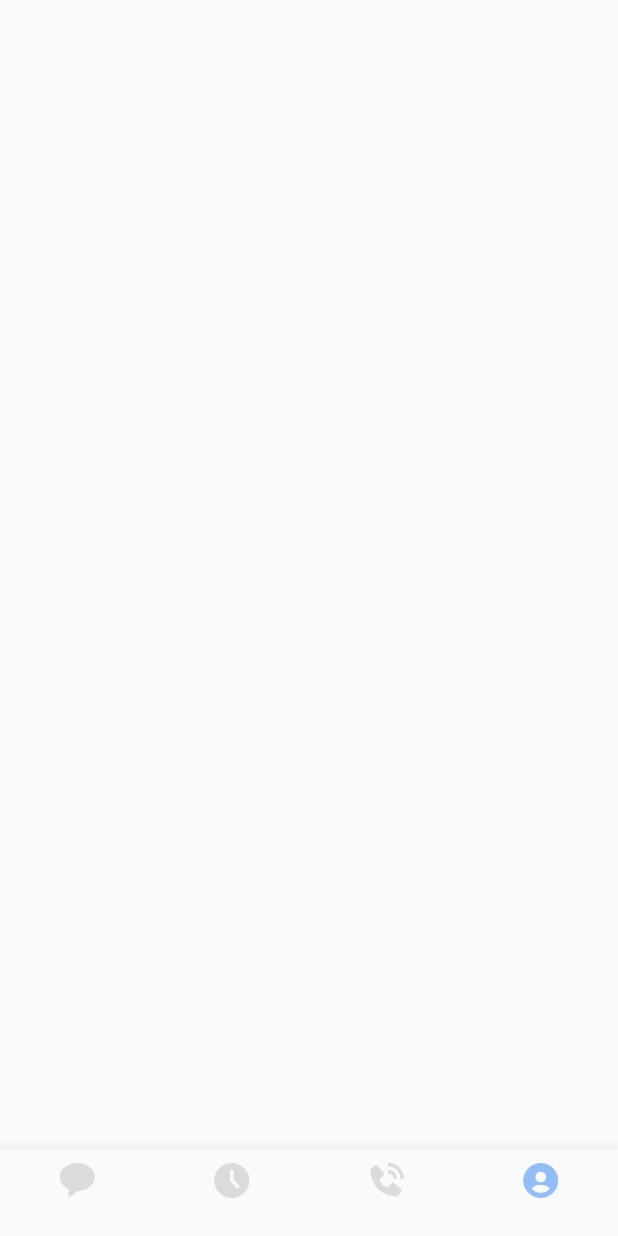
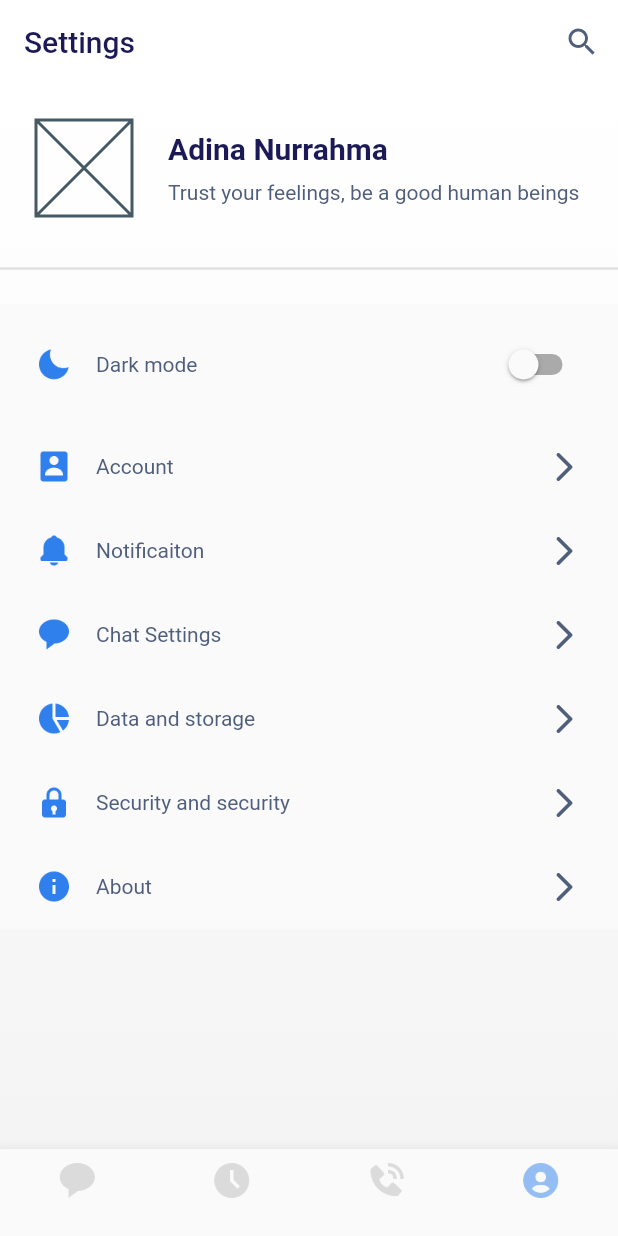
Before and after one commit to mfshobur/chat-app, a Flutter app: the HomePage screen opened directly, item 4 of the bottom bar chosen, on a phone screen of 412 x 824 dp. Run offline on Flutter 3.47's test engine with Material 2 defaults, Android fonts, the phone set to English and light mode, and no system bars; our stand-ins replace firebase_core; accounts and stored records are empty.

Commit message:
add settings screen

```diff
--- a/lib/core/theme/theme.dart
+++ b/lib/core/theme/theme.dart
@@ -18,10 +18,12 @@ Color backgroundGradient = const Color(0xfff4f4f4);
 class AppTheme {
   static final ThemeData theme = ThemeData(
     colorScheme: ColorScheme.light(
-      primary: Color(0xff2F80ED),
+      background: Colors.white,
+      onBackground: textPrimary,
+      primary: const Color(0xff2F80ED),
       onPrimary: Colors.white,
       surface: Colors.white,
-      surfaceVariant: Color.fromARGB(255, 218, 218, 219),
+      surfaceVariant: const Color.fromARGB(255, 218, 218, 219),
       onSurfaceVariant: textPrimary,
       onSurface: textSecondary,
     ),
--- a/lib/features/chat_app/presentation/pages/chat_screen.dart
+++ b/lib/features/chat_app/presentation/pages/chat_screen.dart
@@ -59,17 +59,17 @@ class _ChatScreenState extends State<ChatScreen> {
             Navigator.push(
               context,
               MaterialPageRoute(
-                builder: (context) => FriendsProfilePage(),
+                builder: (context) => const FriendsProfilePage(),
               ),
             );
           },
           child: Row(
             children: [
-              Placeholder(
+              const Placeholder(
                 fallbackHeight: 48,
                 fallbackWidth: 48,
               ),
-              SizedBox(
+              const SizedBox(
                 width: 10,
               ),
               Column(
@@ -129,23 +129,23 @@ class _ChatScreenState extends State<ChatScreen> {
               ),
             ),
             Container(
-              margin: EdgeInsets.only(
+              margin: const EdgeInsets.only(
                 bottom: 64,
               ),
               padding: const EdgeInsets.all(8.0),
               child: SingleChildScrollView(
                 controller: scrollController,
-                physics: BouncingScrollPhysics(),
+                physics: const BouncingScrollPhysics(),
                 child: Column(
                   children: [
-                    SendChatBubble(text: 'efjeifiejf'),
-                    ReceivedChatBubble(
+                    const SendChatBubble(text: 'efjeifiejf'),
+                    const ReceivedChatBubble(
                         text:
                             'Lorem ipsum dolor sit amet, consectetur adipiscing elit, sed do eiusmod tempor incididunt ut labore et dolore magna aliqua. Ut enim ad minim veniam, quis nostrud exercitation ullamco laboris nisi ut aliquip ex ea commodo consequat. Duis aute irure dolor in reprehenderit in voluptate velit esse cillum dolore eu fugiat nulla pariatur. Excepteur sint occaecat cupidatat non proident, sunt in culpa qui officia deserunt mollit anim id est laborum.'),
-                    ReceivedChatBubble(
+                    const ReceivedChatBubble(
                         text:
                             'Lorem ipsum dolor sit amet, consectetur adipiscing elit, sed do eiusmod tempor incididunt ut labore et dolore magna aliqua. Ut enim ad minim veniam, quis nostrud exercitation ullamco laboris nisi ut aliquip ex ea commodo consequat. Duis aute irure dolor in reprehenderit in voluptate velit esse cillum dolore eu fugiat nulla pariatur. Excepteur sint occaecat cupidatat non proident, sunt in culpa qui officia deserunt mollit anim id est laborum.'),
-                    ReceivedChatBubble(
+                    const ReceivedChatBubble(
                         text:
                             'Lorem ipsum dolor sit amet, consectetur adipiscing elit, sed do eiusmod tempor incididunt ut labore et dolore magna aliqua. Ut enim ad minim veniam, quis nostrud exercitation ullamco laboris nisi ut aliquip ex ea commodo consequat. Duis aute irure dolor in reprehenderit in voluptate velit esse cillum dolore eu fugiat nulla pariatur. Excepteur sint occaecat cupidatat non proident, sunt in culpa qui officia deserunt mollit anim id est laborum.'),
                     ReceivedChatBubble(
@@ -180,7 +180,7 @@ class _ChatScreenState extends State<ChatScreen> {
                             );
                           }
                         },
-                        decoration: InputDecoration(
+                        decoration: const InputDecoration(
                           border: InputBorder.none,
                           hintText: 'Write a message...',
                         ),
--- a/lib/features/chat_app/presentation/pages/friends_profile_page.dart
+++ b/lib/features/chat_app/presentation/pages/friends_profile_page.dart
@@ -1,9 +1,7 @@
 import 'package:flutter/material.dart';
-import 'package:flutter/src/widgets/container.dart';
-import 'package:flutter/src/widgets/framework.dart';
 
 class FriendsProfilePage extends StatefulWidget {
-  FriendsProfilePage({super.key});
+  const FriendsProfilePage({super.key});
 
   @override
   State<FriendsProfilePage> createState() => _FriendsProfilePageState();
@@ -24,7 +22,7 @@ class _FriendsProfilePageState extends State<FriendsProfilePage> {
                   'assets/images/background-test.jpeg',
                   fit: BoxFit.cover,
                 ),
-                title: Text('Muzakkir'),
+                title: const Text('Muzakkir'),
               ),
             ),
             SliverToBoxAdapter(
@@ -33,7 +31,7 @@ class _FriendsProfilePageState extends State<FriendsProfilePage> {
                 padding: const EdgeInsets.all(8.0),
                 child: Column(
                   crossAxisAlignment: CrossAxisAlignment.start,
-                  children: [
+                  children: const [
                     Text('About'),
                   ],
                 ),
--- a/lib/features/chat_app/presentation/pages/home_page.dart
+++ b/lib/features/chat_app/presentation/pages/home_page.dart
@@ -1,8 +1,7 @@
 import 'package:chat_app/core/theme/theme.dart';
 import 'package:chat_app/features/chat_app/presentation/pages/home_screen.dart';
+import 'package:chat_app/features/chat_app/presentation/pages/settings_screen.dart';
 import 'package:flutter/material.dart';
-import 'package:flutter/src/widgets/container.dart';
-import 'package:flutter/src/widgets/framework.dart';
 
 class HomePage extends StatefulWidget {
   const HomePage({super.key});
@@ -17,13 +16,13 @@ class _HomePageState extends State<HomePage> {
   Widget screen() {
     switch (currentScreen) {
       case 1:
-        return SizedBox();
+        return const SizedBox();
       case 2:
-        return SizedBox();
+        return const SizedBox();
       case 3:
-        return SizedBox();
+        return const SettingsScreen();
       default:
-        return HomeScreen();
+        return const HomeScreen();
     }
   }
 
--- a/lib/features/chat_app/presentation/pages/home_screen.dart
+++ b/lib/features/chat_app/presentation/pages/home_screen.dart
@@ -1,7 +1,4 @@
-import 'package:chat_app/core/theme/theme.dart';
 import 'package:flutter/material.dart';
-import 'package:flutter/src/widgets/container.dart';
-import 'package:flutter/src/widgets/framework.dart';
 
 import '../widgets/chat_tile.dart';
 
@@ -15,11 +12,10 @@ class HomeScreen extends StatefulWidget {
 class _HomeScreenState extends State<HomeScreen> {
   @override
   Widget build(BuildContext context) {
-    final color = Theme.of(context).colorScheme;
     return Scaffold(
       body: SafeArea(
         child: ListView(
-          children: [
+          children: const [
             ChatTile(),
             ChatTile(),
             ChatTile(),
--- a/lib/features/chat_app/presentation/pages/log_in_page.dart
+++ b/lib/features/chat_app/presentation/pages/log_in_page.dart
@@ -1,8 +1,6 @@
 import 'package:chat_app/features/chat_app/presentation/pages/home_page.dart';
 import 'package:chat_app/features/chat_app/presentation/pages/sign_up_page.dart';
 import 'package:flutter/material.dart';
-import 'package:flutter/src/widgets/container.dart';
-import 'package:flutter/src/widgets/framework.dart';
 
 import '../../../../core/theme/theme.dart';
 
--- /dev/null
+++ b/lib/features/chat_app/presentation/pages/settings_screen.dart
@@ -0,0 +1,142 @@
+import 'package:chat_app/core/theme/theme.dart';
+import 'package:flutter/material.dart';
+
+import '../widgets/settings_item_tile.dart';
+
+class SettingsScreen extends StatefulWidget {
+  const SettingsScreen({super.key});
+
+  @override
+  State<SettingsScreen> createState() => _SettingsScreenState();
+}
+
+class _SettingsScreenState extends State<SettingsScreen> {
+  @override
+  Widget build(BuildContext context) {
+    final color = Theme.of(context).colorScheme;
+    return Scaffold(
+      appBar: AppBar(
+        elevation: 0,
+        backgroundColor: color.background,
+        title: Text(
+          'Settings',
+          style: TextStyle(
+            color: color.onBackground,
+          ),
+        ),
+        actions: [
+          IconButton(
+            onPressed: () {},
+            icon: Icon(
+              Icons.search,
+              color: textSecondary,
+            ),
+          ),
+        ],
+      ),
+      body: SafeArea(
+        child: Container(
+          decoration: BoxDecoration(
+            gradient: LinearGradient(
+              colors: [
+                color.background,
+                backgroundGradient,
+              ],
+              begin: Alignment.topCenter,
+              end: Alignment.bottomCenter,
+            ),
+          ),
+          child: Container(
+            margin: const EdgeInsets.only(top: 24),
+            child: Column(
+              children: [
+                Padding(
+                  padding: const EdgeInsets.symmetric(horizontal: 24.0),
+                  child: Row(
+                    children: [
+                      const Placeholder(
+                        fallbackHeight: 64,
+                        fallbackWidth: 64,
+                      ),
+                      const SizedBox(
+                        width: 24,
+                      ),
+                      Expanded(
+                        child: Column(
+                          crossAxisAlignment: CrossAxisAlignment.start,
+                          children: [
+                            Text(
+                              'Adina Nurrahma',
+                              style: TextStyle(
+                                color: textPrimary,
+                                fontSize: 20,
+                                fontWeight: fontSemiBold,
+                              ),
+                            ),
+                            const SizedBox(
+                              height: 10,
+                            ),
+                            Text(
+                              'Trust your feelings, be a good human beings',
+                              style: TextStyle(
+                                color: textSecondary,
+                              ),
+                            ),
+                          ],
+                        ),
+                      ),
+                    ],
+                  ),
+                ),
+                const SizedBox(
+                  height: 27,
+                ),
+                const Divider(
+                  thickness: 1.5,
+                ),
+                const SizedBox(
+                  height: 16,
+                ),
+                SettingsItemTile(
+                    imagePath: 'assets/images/dark-mode-icon.png',
+                    name: 'Dark mode',
+                    child: Switch(
+                      value: false,
+                      onChanged: (value) {},
+                    ),
+                    onTap: () {}),
+                SettingsItemTile(
+                  imagePath: 'assets/images/account-icon.png',
+                  name: 'Account',
+                  onTap: () {
+                  },
+                ),
+                SettingsItemTile(
+                  imagePath: 'assets/images/notification-icon.png',
+                  name: 'Notificaiton',
+                  onTap: () {},
+                ),
+                SettingsItemTile(
+                    imagePath: 'assets/images/blue-chat-icon.png',
+                    name: 'Chat Settings',
+                    onTap: () {}),
+                SettingsItemTile(
+                    imagePath: 'assets/images/data-and-storage-icon.png',
+                    name: 'Data and storage',
+                    onTap: () {}),
+                SettingsItemTile(
+                    imagePath: 'assets/images/privacy-and-security-icon.png',
+                    name: 'Security and security',
+                    onTap: () {}),
+                SettingsItemTile(
+                    imagePath: 'assets/images/about-icon.png',
+                    name: 'About',
+                    onTap: () {}),
+              ],
+            ),
+          ),
+        ),
+      ),
+    );
+  }
+}
--- a/lib/features/chat_app/presentation/pages/sign_up_page.dart
+++ b/lib/features/chat_app/presentation/pages/sign_up_page.dart
@@ -1,8 +1,6 @@
 import 'package:chat_app/core/theme/theme.dart';
 import 'package:chat_app/features/chat_app/presentation/pages/log_in_page.dart';
 import 'package:flutter/material.dart';
-import 'package:flutter/src/widgets/container.dart';
-import 'package:flutter/src/widgets/framework.dart';
 
 class SignUpPage extends StatefulWidget {
   const SignUpPage({super.key});
--- a/lib/features/chat_app/presentation/widgets/chat_tile.dart
+++ b/lib/features/chat_app/presentation/widgets/chat_tile.dart
@@ -17,7 +17,7 @@ class ChatTile extends StatelessWidget {
         Navigator.push(
             context,
             MaterialPageRoute(
-              builder: (context) => ChatScreen(),
+              builder: (context) => const ChatScreen(),
             ));
       },
       child: Container(
@@ -26,7 +26,7 @@ class ChatTile extends StatelessWidget {
         child: Row(
           children: [
             Stack(
-              children: [
+              children: const  [
                 Placeholder(
                   fallbackHeight: 48,
                   fallbackWidth: 48,
@@ -50,14 +50,14 @@ class ChatTile extends StatelessWidget {
                   const SizedBox(
                     height: 8,
                   ),
-                  Text('Pls take a look at the images.')
+                  const Text('Pls take a look at the images.')
                 ],
               ),
             ),
             Column(
               crossAxisAlignment: CrossAxisAlignment.end,
               children: [
-                Text('18.31'),
+                const Text('18.31'),
                 const SizedBox(
                   height: 6,
                 ),
--- /dev/null
+++ b/lib/features/chat_app/presentation/widgets/settings_item_tile.dart
@@ -0,0 +1,55 @@
+import 'package:flutter/material.dart';
+
+import '../../../../core/theme/theme.dart';
+
+class SettingsItemTile extends StatelessWidget {
+  const SettingsItemTile({
+    Key? key,
+    required this.imagePath,
+    required this.name,
+    required this.onTap,
+    this.child,
+  }) : super(key: key);
+  final String imagePath;
+  final String name;
+  final Widget? child;
+  final void Function()? onTap;
+
+  @override
+  Widget build(BuildContext context) {
+    return Material(
+      child: InkWell(
+        onTap: onTap,
+        child: Container(
+          margin: const EdgeInsets.symmetric(horizontal: 24.0),
+          padding: const EdgeInsets.symmetric(vertical: 16.0),
+          child: Row(
+            children: [
+              Image.asset(
+                imagePath,
+                width: 24,
+                height: 24,
+              ),
+              const SizedBox(
+                width: 16,
+              ),
+              Expanded(
+                child: Text(
+                  name,
+                  style: TextStyle(
+                    color: textSecondary,
+                  ),
+                ),
+              ),
+              child ??
+                  Icon(
+                    Icons.arrow_forward_ios_rounded,
+                    color: textSecondary,
+                  ),
+            ],
+          ),
+        ),
+      ),
+    );
+  }
+}
--- a/lib/main.dart
+++ b/lib/main.dart
@@ -20,7 +20,7 @@ class MyApp extends StatelessWidget {
   Widget build(BuildContext context) {
     return MaterialApp(
       theme: AppTheme.theme,
-      home: SignUpPage(),
+      home: const SignUpPage(),
     );
   }
 }
```
Also changed, not shown: assets/images/about-icon.png (added), assets/images/account-icon.png (added), assets/images/blue-chat-icon.png (added), assets/images/dark-mode-icon.png (added), assets/images/data-and-storage-icon.png (added), assets/images/notification-icon.png (added), assets/images/privacy-and-security-icon.png (added).
